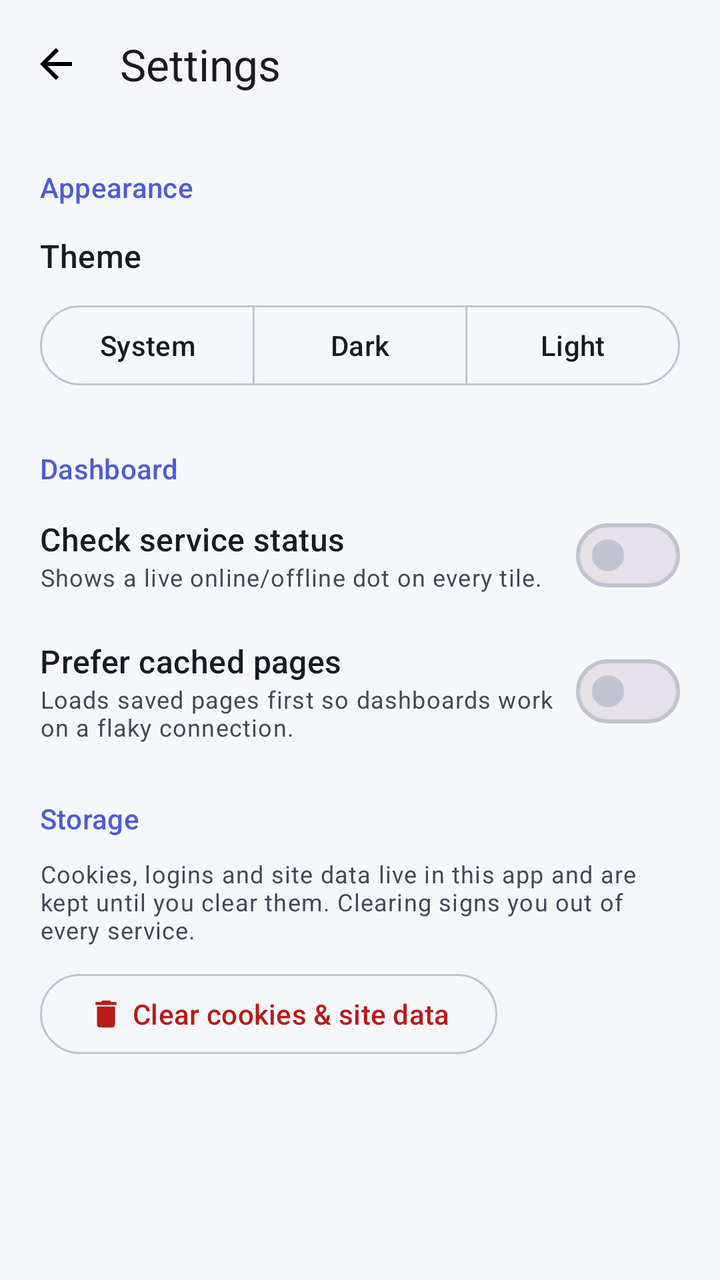
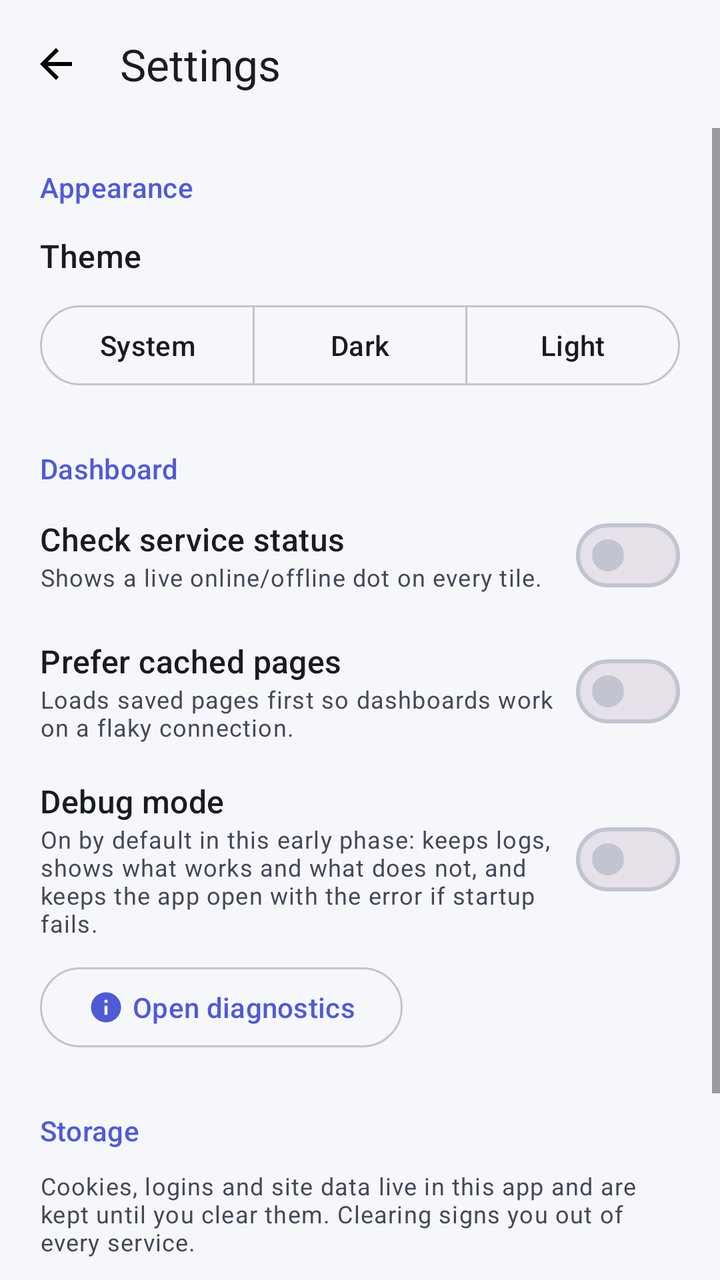

Screens rendered from an Android XML layout before and after an edit, with the pre-edit source and the edit as a unified diff.
<!-- AndroidManifest.xml: application theme Theme.Homedeck -->
<!-- res/layout/activity_settings.xml -->
<?xml version="1.0" encoding="utf-8"?>
<LinearLayout xmlns:android="http://schemas.android.com/apk/res/android"
    xmlns:app="http://schemas.android.com/apk/res-auto"
    android:id="@+id/root"
    android:layout_width="match_parent"
    android:layout_height="match_parent"
    android:orientation="vertical">

    <com.google.android.material.appbar.MaterialToolbar
        android:id="@+id/toolbar"
        android:layout_width="match_parent"
        android:layout_height="wrap_content"
        app:navigationContentDescription="Back"
        app:navigationIcon="@drawable/ic_arrow_back"
        app:title="Settings"
        app:titleTextAppearance="?attr/textAppearanceTitleLarge" />

    <ScrollView
        android:layout_width="match_parent"
        android:layout_height="0dp"
        android:layout_weight="1"
        android:fillViewport="true">

        <LinearLayout
            android:layout_width="match_parent"
            android:layout_height="wrap_content"
            android:orientation="vertical"
            android:padding="20dp">

            <TextView
                android:layout_width="wrap_content"
                android:layout_height="wrap_content"
                android:text="Appearance"
                android:textAppearance="?attr/textAppearanceTitleSmall"
                android:textColor="?attr/colorPrimary" />

            <TextView
                android:layout_width="wrap_content"
                android:layout_height="wrap_content"
                android:layout_marginTop="14dp"
                android:text="Theme"
                android:textAppearance="?attr/textAppearanceTitleMedium"
                android:textColor="?attr/colorOnSurface" />

            <com.google.android.material.button.MaterialButtonToggleGroup
                android:id="@+id/themeGroup"
                android:layout_width="match_parent"
                android:layout_height="wrap_content"
                android:layout_marginTop="10dp"
                app:selectionRequired="true"
                app:singleSelection="true">

                <com.google.android.material.button.MaterialButton
                    android:id="@+id/themeSystem"
                    style="@style/Widget.Material3.Button.OutlinedButton"
                    android:layout_width="0dp"
                    android:layout_height="wrap_content"
                    android:layout_weight="1"
                    android:text="System" />

                <com.google.android.material.button.MaterialButton
                    android:id="@+id/themeDark"
                    style="@style/Widget.Material3.Button.OutlinedButton"
                    android:layout_width="0dp"
                    android:layout_height="wrap_content"
                    android:layout_weight="1"
                    android:text="Dark" />

                <com.google.android.material.button.MaterialButton
                    android:id="@+id/themeLight"
                    style="@style/Widget.Material3.Button.OutlinedButton"
                    android:layout_width="0dp"
                    android:layout_height="wrap_content"
                    android:layout_weight="1"
                    android:text="Light" />
            </com.google.android.material.button.MaterialButtonToggleGroup>

            <TextView
                android:layout_width="wrap_content"
                android:layout_height="wrap_content"
                android:layout_marginTop="28dp"
                android:text="Dashboard"
                android:textAppearance="?attr/textAppearanceTitleSmall"
                android:textColor="?attr/colorPrimary" />

            <LinearLayout
                android:layout_width="match_parent"
                android:layout_height="wrap_content"
                android:layout_marginTop="10dp"
                android:gravity="center_vertical"
                android:orientation="horizontal">

                <LinearLayout
                    android:layout_width="0dp"
                    android:layout_height="wrap_content"
                    android:layout_weight="1"
                    android:orientation="vertical">

                    <TextView
                        android:layout_width="wrap_content"
                        android:layout_height="wrap_content"
                        android:text="Check service status"
                        android:textAppearance="?attr/textAppearanceTitleMedium"
                        android:textColor="?attr/colorOnSurface" />

                    <TextView
                        android:layout_width="wrap_content"
                        android:layout_height="wrap_content"
                        android:text="Shows a live online/offline dot on every tile."
                        android:textAppearance="?attr/textAppearanceBodySmall"
                        android:textColor="?attr/colorOnSurfaceVariant" />
                </LinearLayout>

                <com.google.android.material.materialswitch.MaterialSwitch
                    android:id="@+id/statusSwitch"
                    android:layout_width="wrap_content"
                    android:layout_height="wrap_content" />
            </LinearLayout>

            <LinearLayout
                android:layout_width="match_parent"
                android:layout_height="wrap_content"
                android:layout_marginTop="18dp"
                android:gravity="center_vertical"
                android:orientation="horizontal">

                <LinearLayout
                    android:layout_width="0dp"
                    android:layout_height="wrap_content"
                    android:layout_weight="1"
                    android:orientation="vertical">

                    <TextView
                        android:layout_width="wrap_content"
                        android:layout_height="wrap_content"
                        android:text="Prefer cached pages"
                        android:textAppearance="?attr/textAppearanceTitleMedium"
                        android:textColor="?attr/colorOnSurface" />

                    <TextView
                        android:layout_width="wrap_content"
                        android:layout_height="wrap_content"
                        android:text="Loads saved pages first so dashboards work on a flaky connection."
                        android:textAppearance="?attr/textAppearanceBodySmall"
                        android:textColor="?attr/colorOnSurfaceVariant" />
                </LinearLayout>

                <com.google.android.material.materialswitch.MaterialSwitch
                    android:id="@+id/cacheSwitch"
                    android:layout_width="wrap_content"
                    android:layout_height="wrap_content" />
            </LinearLayout>

            <TextView
                android:layout_width="wrap_content"
                android:layout_height="wrap_content"
                android:layout_marginTop="28dp"
                android:text="Storage"
                android:textAppearance="?attr/textAppearanceTitleSmall"
                android:textColor="?attr/colorPrimary" />

            <TextView
                android:layout_width="match_parent"
                android:layout_height="wrap_content"
                android:layout_marginTop="10dp"
                android:text="Cookies, logins and site data live in this app and are kept until you clear them. Clearing signs you out of every service."
                android:textAppearance="?attr/textAppearanceBodySmall"
                android:textColor="?attr/colorOnSurfaceVariant" />

            <com.google.android.material.button.MaterialButton
                android:id="@+id/clearDataBtn"
                style="@style/Widget.Material3.Button.OutlinedButton"
                android:layout_width="wrap_content"
                android:layout_height="wrap_content"
                android:layout_marginTop="10dp"
                android:text="Clear cookies &amp; site data"
                android:textColor="?attr/colorError"
                app:icon="@drawable/ic_delete"
                app:iconTint="?attr/colorError" />

            <TextView
                android:id="@+id/aboutText"
                android:layout_width="match_parent"
                android:layout_height="wrap_content"
                android:layout_marginTop="28dp"
                android:textAppearance="?attr/textAppearanceBodySmall"
                android:textColor="?attr/colorOnSurfaceVariant" />
        </LinearLayout>
    </ScrollView>
</LinearLayout>
<!-- resources referenced by this layout -->
<resources>
  <!-- drawable ic_arrow_back (drawable) -->
  <?xml version="1.0" encoding="utf-8"?>
  <vector xmlns:android="http://schemas.android.com/apk/res/android"
      android:width="24dp"
      android:height="24dp"
      android:viewportWidth="24"
      android:viewportHeight="24">
      <path
          android:fillColor="#FF000000"
          android:pathData="M20,11H7.83l5.59,-5.59L12,4l-8,8l8,8l1.41,-1.41L7.83,13H20V11z" />
  </vector>
  <!-- drawable ic_delete (drawable) -->
  <?xml version="1.0" encoding="utf-8"?>
  <vector xmlns:android="http://schemas.android.com/apk/res/android"
      android:width="24dp"
      android:height="24dp"
      android:viewportWidth="24"
      android:viewportHeight="24">
      <path
          android:fillColor="#FF000000"
          android:pathData="M6,19c0,1.1,0.9,2,2,2h8c1.1,0,2,-0.9,2,-2V7H6V19zM19,4h-3.5l-1,-1h-5l-1,1H5v2h14V4z" />
  </vector>
  <style name="Theme.Homedeck" parent="Theme.Material3.DayNight.NoActionBar">
          <item name="colorPrimary">@color/primary</item>
          <item name="colorOnPrimary">@color/on_primary</item>
          <item name="colorPrimaryContainer">@color/primary_container</item>
          <item name="colorOnPrimaryContainer">@color/on_primary_container</item>
          <item name="colorSecondary">@color/secondary</item>
          <item name="colorOnSecondary">@color/on_secondary</item>
          <item name="colorSecondaryContainer">@color/secondary_container</item>
          <item name="colorOnSecondaryContainer">@color/on_secondary_container</item>
          <item name="colorError">@color/error</item>
          <item name="colorOnError">@color/on_error</item>
          <item name="android:colorBackground">@color/background</item>
          <item name="colorOnBackground">@color/on_background</item>
          <item name="colorSurface">@color/surface</item>
          <item name="colorOnSurface">@color/on_surface</item>
          <item name="colorSurfaceVariant">@color/surface_variant</item>
          <item name="colorOnSurfaceVariant">@color/on_surface_variant</item>
          <item name="colorOutline">@color/outline</item>
          <item name="colorOutlineVariant">@color/outline_variant</item>
          <item name="android:statusBarColor">@android:color/transparent</item>
          <item name="android:navigationBarColor">@android:color/transparent</item>
          <item name="android:windowLightStatusBar">true</item>
      </style>
  <color name="primary">#4F5BD5</color>
  <color name="on_primary">#FFFFFF</color>
  <color name="primary_container">#DFE2FF</color>
  <color name="on_primary_container">#0A1257</color>
  <color name="secondary">#1F7A6B</color>
  <color name="on_secondary">#FFFFFF</color>
  <color name="secondary_container">#B2F1E2</color>
  <color name="on_secondary_container">#05322B</color>
  <color name="error">#BA1A1A</color>
  <color name="on_error">#FFFFFF</color>
  <color name="background">#F6F7FB</color>
  <color name="on_background">#191B22</color>
  <color name="surface">#FFFFFF</color>
  <color name="on_surface">#191B22</color>
  <color name="surface_variant">#E6E8F1</color>
  <color name="on_surface_variant">#45485A</color>
  <color name="outline">#C2C4D1</color>
  <color name="outline_variant">#DFE1EC</color>
</resources>

<!-- the commit's change to res/layout/activity_settings.xml (unified diff, before → after) -->
@@ -151,6 +151,49 @@
                     android:layout_height="wrap_content" />
             </LinearLayout>
 
+            <LinearLayout
+                android:layout_width="match_parent"
+                android:layout_height="wrap_content"
+                android:layout_marginTop="18dp"
+                android:gravity="center_vertical"
+                android:orientation="horizontal">
+
+                <LinearLayout
+                    android:layout_width="0dp"
+                    android:layout_height="wrap_content"
+                    android:layout_weight="1"
+                    android:orientation="vertical">
+
+                    <TextView
+                        android:layout_width="wrap_content"
+                        android:layout_height="wrap_content"
+                        android:text="Debug mode"
+                        android:textAppearance="?attr/textAppearanceTitleMedium"
+                        android:textColor="?attr/colorOnSurface" />
+
+                    <TextView
+                        android:layout_width="wrap_content"
+                        android:layout_height="wrap_content"
+                        android:text="On by default in this early phase: keeps logs, shows what works and what does not, and keeps the app open with the error if startup fails."
+                        android:textAppearance="?attr/textAppearanceBodySmall"
+                        android:textColor="?attr/colorOnSurfaceVariant" />
+                </LinearLayout>
+
+                <com.google.android.material.materialswitch.MaterialSwitch
+                    android:id="@+id/debugSwitch"
+                    android:layout_width="wrap_content"
+                    android:layout_height="wrap_content" />
+            </LinearLayout>
+
+            <com.google.android.material.button.MaterialButton
+                android:id="@+id/diagnosticsBtn"
+                style="@style/Widget.Material3.Button.OutlinedButton"
+                android:layout_width="wrap_content"
+                android:layout_height="wrap_content"
+                android:layout_marginTop="10dp"
+                android:text="Open diagnostics"
+                app:icon="@drawable/ic_info" />
+
             <TextView
                 android:layout_width="wrap_content"
                 android:layout_height="wrap_content"
<!-- resource entries referenced after the edit -->
@@ -21,6 +21,17 @@
       <path
           android:fillColor="#FF000000"
           android:pathData="M6,19c0,1.1,0.9,2,2,2h8c1.1,0,2,-0.9,2,-2V7H6V19zM19,4h-3.5l-1,-1h-5l-1,1H5v2h14V4z" />
+  </vector>
+  <!-- drawable ic_info (drawable) -->
+  <?xml version="1.0" encoding="utf-8"?>
+  <vector xmlns:android="http://schemas.android.com/apk/res/android"
+      android:width="24dp"
+      android:height="24dp"
+      android:viewportWidth="24"
+      android:viewportHeight="24">
+      <path
+          android:fillColor="#FF000000"
+          android:pathData="M12,2C6.48,2,2,6.48,2,12s4.48,10,10,10s10,-4.48,10,-10S17.52,2,12,2z M13,17h-2v-6h2V17z M13,9h-2V7h2V9z" />
   </vector>
   <style name="Theme.Homedeck" parent="Theme.Material3.DayNight.NoActionBar">
           <item name="colorPrimary">@color/primary</item>
